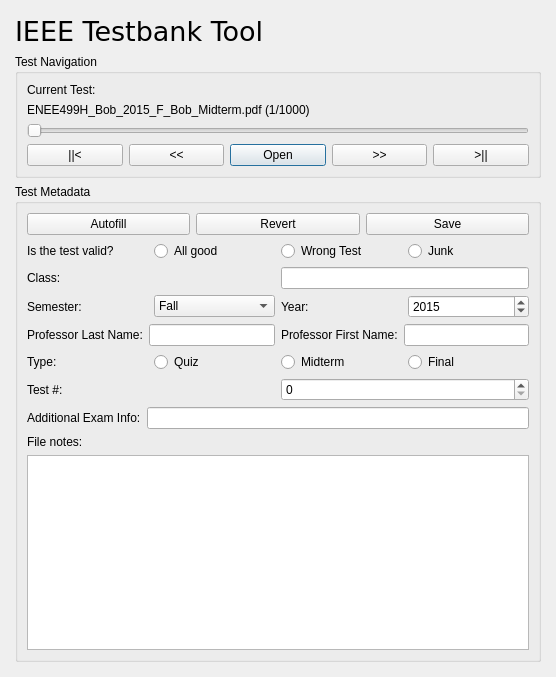
This is Sorting.ui in UMDIEEE/ieee-tst as Qt 5 draws it before an edit. The edited form follows.
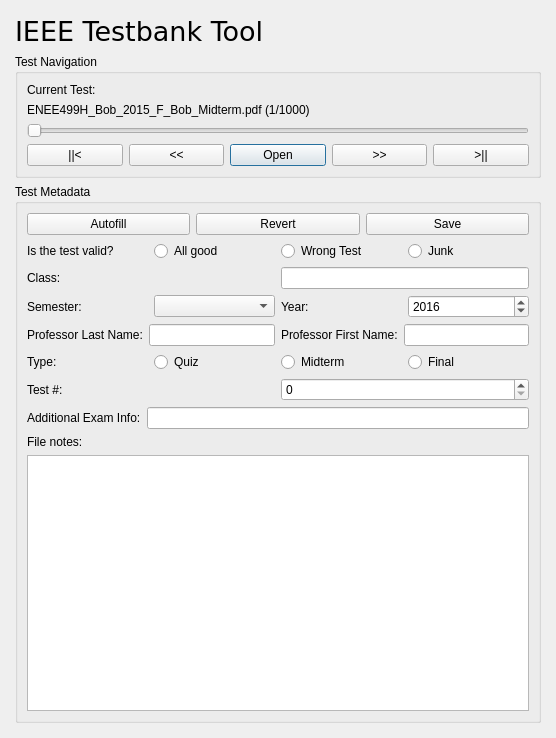
This is the edited form.

What changed in the file:
```diff
--- a/Sorting.ui
+++ b/Sorting.ui
@@ -7,7 +7,7 @@
     <x>0</x>
     <y>0</y>
     <width>556</width>
-    <height>677</height>
+    <height>738</height>
    </rect>
   </property>
   <property name="sizePolicy">
@@ -221,6 +221,9 @@
           </item>
           <item>
            <widget class="QComboBox" name="semesterCBox">
+            <property name="currentIndex">
+             <number>-1</number>
+            </property>
             <item>
              <property name="text">
               <string>Fall</string>
@@ -259,7 +262,7 @@
              <number>2020</number>
             </property>
             <property name="value">
-             <number>2015</number>
+             <number>2016</number>
             </property>
            </widget>
           </item>
```
Left out of the diff: 2 changed lines with no effect on the pictures.
